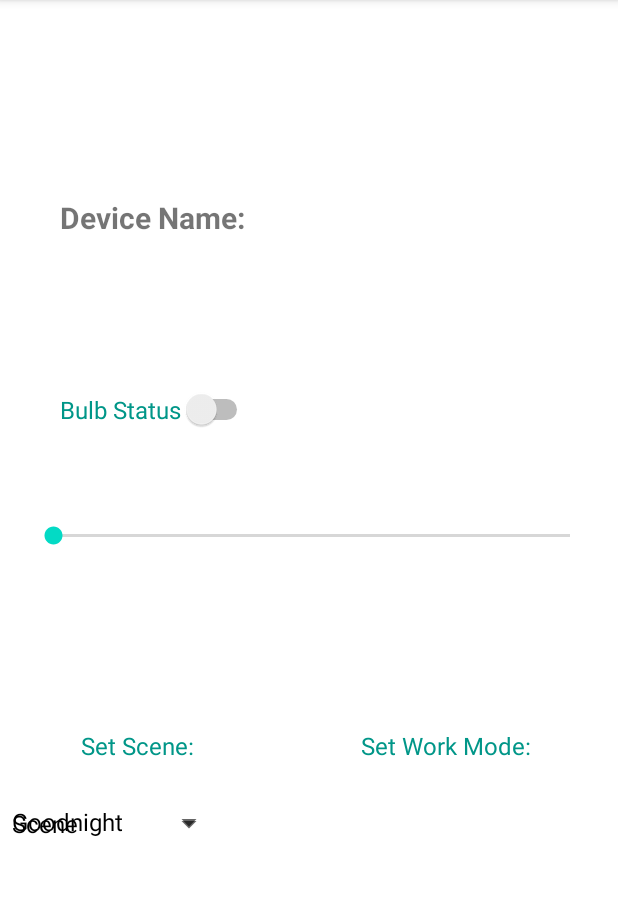
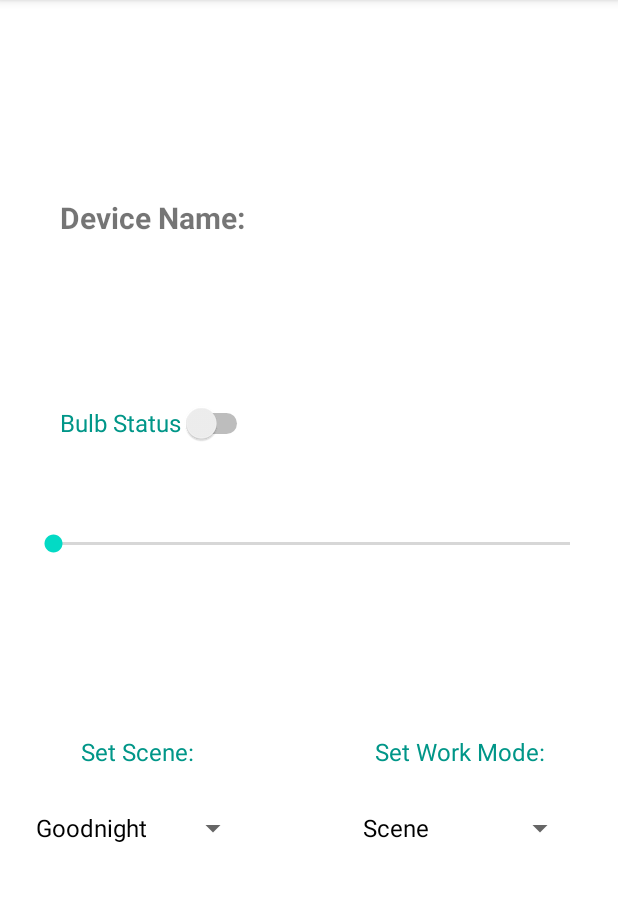
Before and after one commit to igum-natasha/iHome, an Android app: the HomeActivity screen opened directly, with no data from a screen before it, after a tap on "TextView", on a phone screen of 412 x 824 dp, the part 84-985 px from its top. Run offline under Robolectric (Android 15) with nearby library versions, the phone set to English and light mode, and no system bars; libraries missing offline, so code that uses them is left out: com.tuya.smart; 12 statements that could not run were skipped.

Commit message:
Fix bugs with security access and add new activity for wifi loging

```diff
--- a/app/src/main/AndroidManifest.xml
+++ b/app/src/main/AndroidManifest.xml
@@ -23,6 +23,9 @@
             android:name="TUYA_SMART_SECRET"
             android:value="3x8dt7jsqm44jem93jqfjayyqfsuhnac" />
         <activity
+            android:name=".WifiLoginActivity"
+            android:exported="false" />
+        <activity
             android:name=".RegistrationActivity"
             android:exported="false" />
         <activity
@@ -34,7 +37,6 @@
         <activity
             android:name=".MainActivity"
             android:exported="true">
-
             <intent-filter>
                 <action android:name="android.intent.action.MAIN" />
 
--- a/app/src/main/java/com/example/ihome_cw/HomeActivity.java
+++ b/app/src/main/java/com/example/ihome_cw/HomeActivity.java
@@ -38,8 +38,8 @@ public class HomeActivity extends AppCompatActivity {
     String homeName = "MyHome";
     private static final String TAG = "TuyaSmartHome";
 
-    private String ssid = "dk1";
-    private String password = "12345678";
+    private String ssid;
+    private String password;
     private HomeBean currentHomeBean;
     private DeviceBean currentDeviceBean;
     ITuyaActivator tuyaActivator;
@@ -48,6 +48,13 @@ public class HomeActivity extends AppCompatActivity {
     protected void onCreate(Bundle savedInstanceState) {
         super.onCreate(savedInstanceState);
         setContentView(R.layout.activity_home);
+
+        Bundle bundle = getIntent().getExtras();
+
+        if(bundle!= null) {
+            ssid = bundle.getString("WifiLogin");
+            password = bundle.getString("WifiPassword");
+        }
 
         initViews();
 
@@ -100,6 +107,7 @@ public class HomeActivity extends AppCompatActivity {
             public void onSuccess(HomeBean homeBean) {
                 currentHomeBean = homeBean;
                 Toast.makeText(HomeActivity.this, "Home creation successful!", Toast.LENGTH_LONG).show();
+                getRegistrationToken();
             }
 
             @Override
@@ -123,6 +131,7 @@ public class HomeActivity extends AppCompatActivity {
                     @Override
                     public void onError(String s, String s1) {
                         Toast.makeText(HomeActivity.this, "Devices detection failed!", Toast.LENGTH_LONG).show();
+                        startActivity(new Intent(HomeActivity.this, WifiLoginActivity.class));
                     }
 
                     @Override
--- a/app/src/main/java/com/example/ihome_cw/MainActivity.java
+++ b/app/src/main/java/com/example/ihome_cw/MainActivity.java
@@ -34,8 +34,6 @@ public class MainActivity extends AppCompatActivity {
                 String email = etEmail.getText().toString();
                 String password = etPassword.getText().toString();
                 String countryCode = etCountryCode.getText().toString();
-                Toast.makeText(MainActivity.this, "hi", Toast.LENGTH_LONG).show();
-//                TuyaHomeSdk.getUserInstance().loginWithEmail(countryCode, email, password, loginCallback);
                 TuyaHomeSdk.getUserInstance().loginWithEmail(countryCode, email, password, loginCallback);
 
             }
@@ -53,7 +51,8 @@ public class MainActivity extends AppCompatActivity {
         @Override
         public void onSuccess(User user) {
             Toast.makeText(MainActivity.this, "login Successful", Toast.LENGTH_LONG).show();
-            startActivity(new Intent(MainActivity.this, HomeActivity.class));
+            startActivity(new Intent(MainActivity.this, WifiLoginActivity.class));
+//            startActivity(new Intent(MainActivity.this, HomeActivity.class));
         }
 
         @Override
--- a/app/src/main/res/layout/activity_device_control.xml
+++ b/app/src/main/res/layout/activity_device_control.xml
@@ -42,8 +42,8 @@
         android:textSize="16sp"
         app:layout_constraintBottom_toBottomOf="parent"
         app:layout_constraintEnd_toEndOf="parent"
-        app:layout_constraintHorizontal_bias="0.806"
-        app:layout_constraintStart_toStartOf="parent"
+        app:layout_constraintHorizontal_bias="0.713"
+        app:layout_constraintStart_toEndOf="@+id/labelScene"
         app:layout_constraintTop_toBottomOf="@+id/sbBrightness"
         app:layout_constraintVertical_bias="0.316" />
 
@@ -66,6 +66,7 @@
         android:id="@+id/swStatus"
         android:layout_width="wrap_content"
         android:layout_height="wrap_content"
+        android:minHeight="48dp"
         android:text="Bulb Status"
         android:textColor="#009688"
         android:textSize="16sp"
@@ -99,18 +100,24 @@
         android:id="@+id/spScene"
         android:layout_width="150dp"
         android:layout_height="wrap_content"
+        android:layout_marginStart="16dp"
+        android:minHeight="48dp"
         app:layout_constraintBottom_toBottomOf="parent"
+        app:layout_constraintStart_toStartOf="parent"
         app:layout_constraintTop_toBottomOf="@+id/labelScene"
         app:layout_constraintVertical_bias="0.077"
-        tools:layout_editor_absoluteX="16dp" />
+        tools:ignore="SpeakableTextPresentCheck" />
 
     <Spinner
         android:id="@+id/spWorkMode"
         android:layout_width="150dp"
         android:layout_height="wrap_content"
+        android:minHeight="48dp"
         app:layout_constraintBottom_toBottomOf="parent"
+        app:layout_constraintEnd_toEndOf="parent"
+        app:layout_constraintHorizontal_bias="0.705"
+        app:layout_constraintStart_toEndOf="@+id/spScene"
         app:layout_constraintTop_toBottomOf="@+id/labelWorkMode"
-        app:layout_constraintVertical_bias="0.081"
-        tools:layout_editor_absoluteX="229dp"
-        tools:ignore="MissingConstraints" />
+        app:layout_constraintVertical_bias="0.077"
+        tools:ignore="MissingConstraints,SpeakableTextPresentCheck" />
 </androidx.constraintlayout.widget.ConstraintLayout>
```
Also changed, not shown: app/src/main/java/com/example/ihome_cw/WifiLoginActivity.java (added, +44 -0 lines), app/src/main/res/layout/activity_wifi_login.xml (added, +48 -0 lines), 1 other file.
